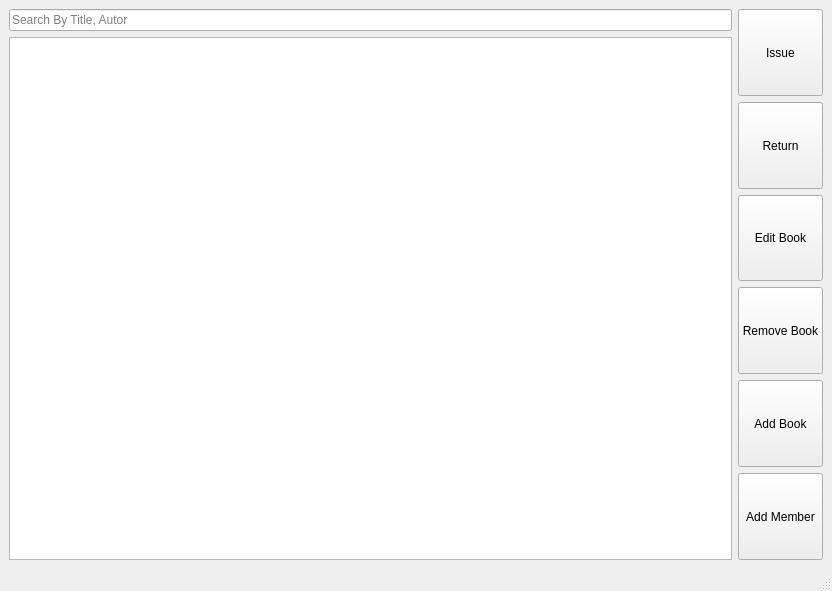
Qt form mainwindow.ui (Ayush1325/library_management) before a commit.
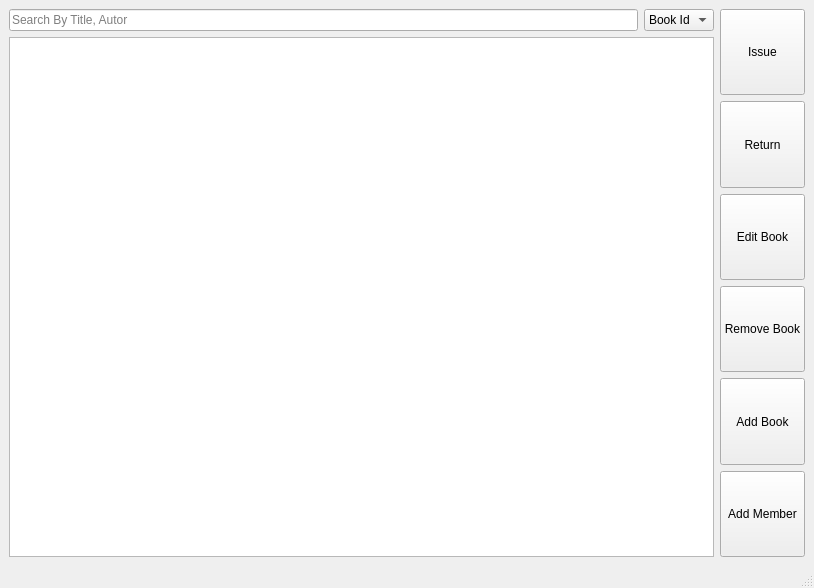
The same form after that commit.

Commit message: feat: Can now search books.

```diff
--- a/mainwindow.ui
+++ b/mainwindow.ui
@@ -6,8 +6,8 @@
    <rect>
     <x>0</x>
     <y>0</y>
-    <width>832</width>
-    <height>591</height>
+    <width>814</width>
+    <height>588</height>
    </rect>
   </property>
   <property name="windowTitle">
@@ -18,6 +18,8 @@
     <item row="1" column="0" rowspan="2">
      <layout class="QVBoxLayout" name="verticalLayout">
       <item>
+       <layout class="QHBoxLayout" name="horizontalLayout">
+        <item>
        <widget class="QLineEdit" name="searchBox">
         <property name="text">
          <string/>
@@ -28,7 +30,34 @@
        </widget>
       </item>
       <item>
+         <widget class="QComboBox" name="searchOption">
+          <item>
+           <property name="text">
+            <string>Book Id</string>
+           </property>
+          </item>
+          <item>
+           <property name="text">
+            <string>Title</string>
+           </property>
+          </item>
+          <item>
+           <property name="text">
+            <string>Author</string>
+           </property>
+          </item>
+         </widget>
+        </item>
+       </layout>
+      </item>
+      <item>
        <widget class="QTableView" name="bookList">
+        <property name="sizePolicy">
+         <sizepolicy hsizetype="Expanding" vsizetype="Expanding">
+          <horstretch>0</horstretch>
+          <verstretch>0</verstretch>
+         </sizepolicy>
+        </property>
         <property name="editTriggers">
          <set>QAbstractItemView::NoEditTriggers</set>
         </property>
```
Left out of the diff: 2 changed lines with no effect on the pictures. Lines whose indentation alone changed are shown as unchanged. The commit also changes 2 other files.
